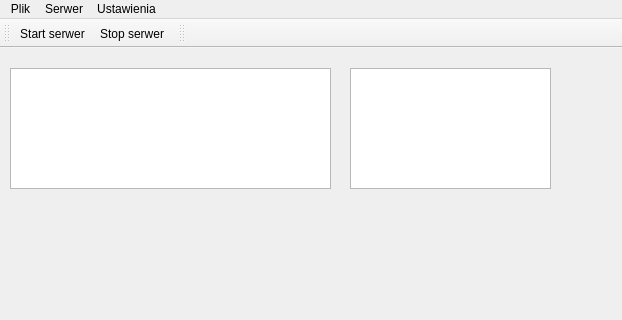
First picture: the form in ServerApplication/src/libs/ui/mainwindow.ui, repository militia11/in, before the edit; both pictures show x 0 to 622 and y 0 to 320 of the 622 by 549 pixel window.
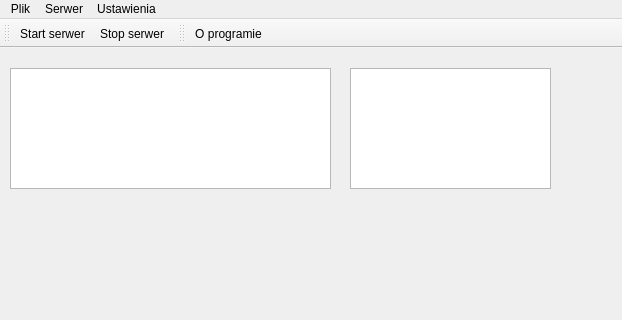
Second picture: the form after the edit.

Commit message: zmiany w mainui

Patch:
```diff
--- a/ServerApplication/src/libs/ui/mainwindow.ui
+++ b/ServerApplication/src/libs/ui/mainwindow.ui
@@ -110,6 +110,7 @@
    <attribute name="toolBarBreak">
     <bool>false</bool>
    </attribute>
+   <addaction name="ActionInfo"/>
   </widget>
   <action name="ActionRunServer">
    <property name="checkable">
@@ -172,6 +173,17 @@
     <string>Ctrl+X</string>
    </property>
   </action>
+  <action name="ActionInfo">
+   <property name="text">
+    <string>O programie</string>
+   </property>
+   <property name="toolTip">
+    <string>Informacje o programie</string>
+   </property>
+   <property name="shortcut">
+    <string>Ctrl+I</string>
+   </property>
+  </action>
  </widget>
  <resources/>
  <connections>
```
Left out of the diff: 4 changed lines with no effect on the pictures.
